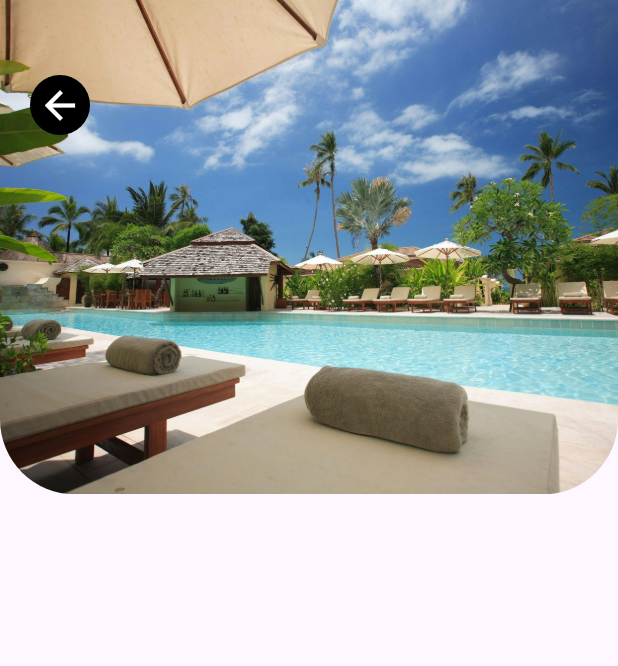
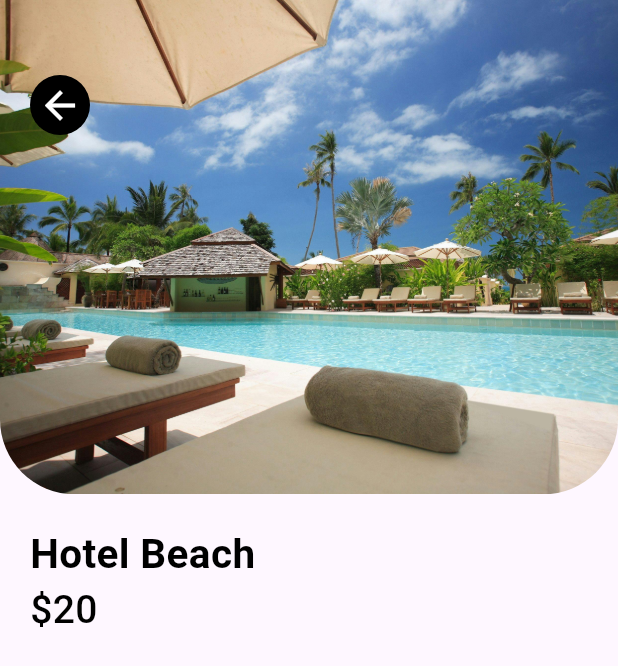
Before and after one commit to Alvin11David/HOTEL-BOOKING-APP, a Flutter app: the screen it shows after launch, on a phone screen of 412 x 824 dp. Shown: the top 666 px of the screen. Run offline on Flutter 3.47's test engine with Material 3 defaults, Android fonts, the phone set to English and light mode, and no system bars.

```diff
--- a/hotel_booking_app/lib/pages/detail_page.dart
+++ b/hotel_booking_app/lib/pages/detail_page.dart
@@ -1,4 +1,5 @@
 import 'package:flutter/material.dart';
+import 'package:hotel_booking_app/services/widget_support.dart';
 
 class DetailPage extends StatefulWidget {
   const DetailPage({super.key});
@@ -13,6 +14,7 @@ class _DetailPageState extends State<DetailPage> {
     return Scaffold(
       body: Container(
         child: Column(
+          crossAxisAlignment: CrossAxisAlignment.start,
           children: [
             Stack(
               children: [
@@ -46,6 +48,17 @@ class _DetailPageState extends State<DetailPage> {
                 )
               ],
             ),
+            Padding(
+              padding: const EdgeInsets.only(left: 20),
+              child: Column(
+                crossAxisAlignment: CrossAxisAlignment.start,
+                children: [
+                  SizedBox(height: 20),
+                  Text("Hotel Beach", style: AppWidget.headlinetextstyle(27)),
+                  Text("\$20",style: AppWidget.normaltextstyle(26)),
+                ],
+              ),
+            )
           ],
         ),
       ),
```
